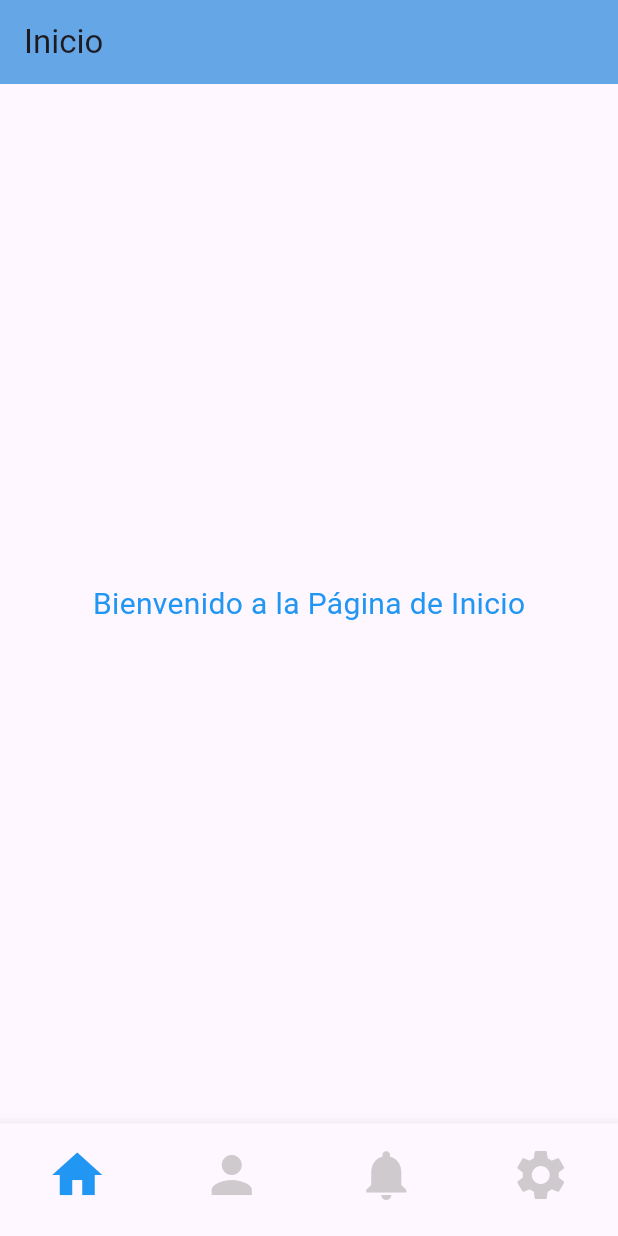
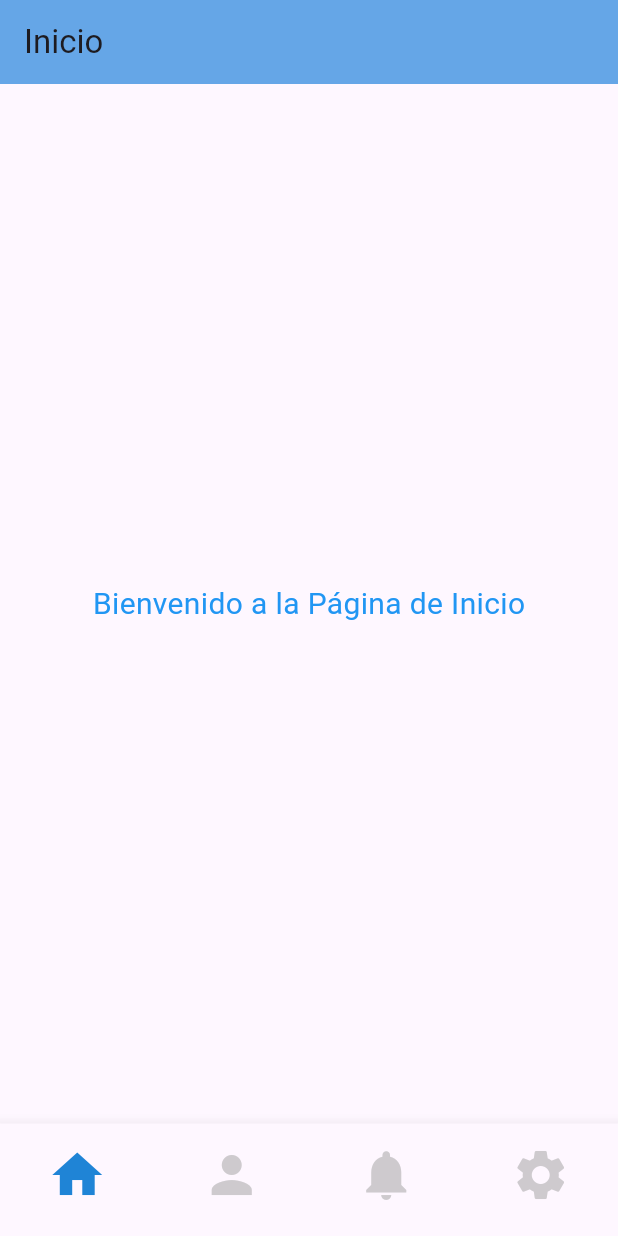
Before and after one commit to Abrajam7611/MediStockMovil, a Flutter app: the BaseScaffold screen opened directly, on a phone screen of 412 x 824 dp. Run offline on Flutter 3.47's test engine with Material 3 defaults, Android fonts, the phone set to English and light mode, and no system bars.

Commit message:
Integración de la rama uriel --UHG

```diff
--- a/lib/widgets/base_scaffold.dart
+++ b/lib/widgets/base_scaffold.dart
@@ -50,7 +50,7 @@ class _BaseScaffoldState extends State<BaseScaffold> {
             icon: Icon(
               Icons.home,
               color: _selectedIndex == 0
-                  ? Colors.blue
+                  ? const Color.fromARGB(255, 31, 132, 214)
                   : Colors.grey.withOpacity(0.5),
             ),
             label: '',
```
